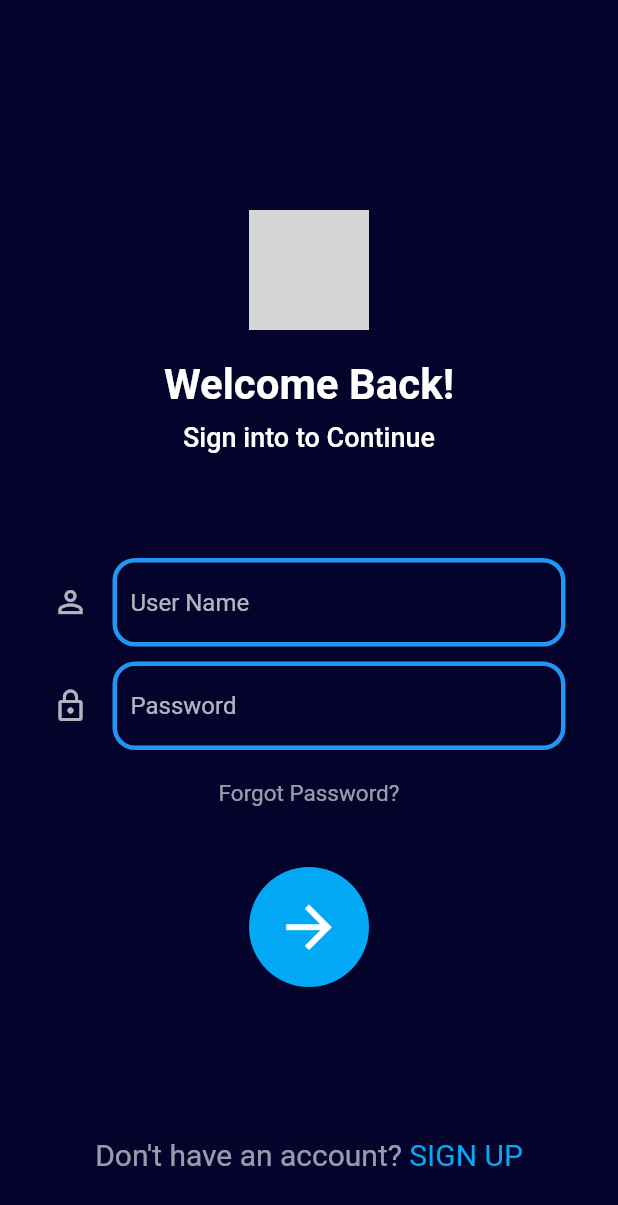
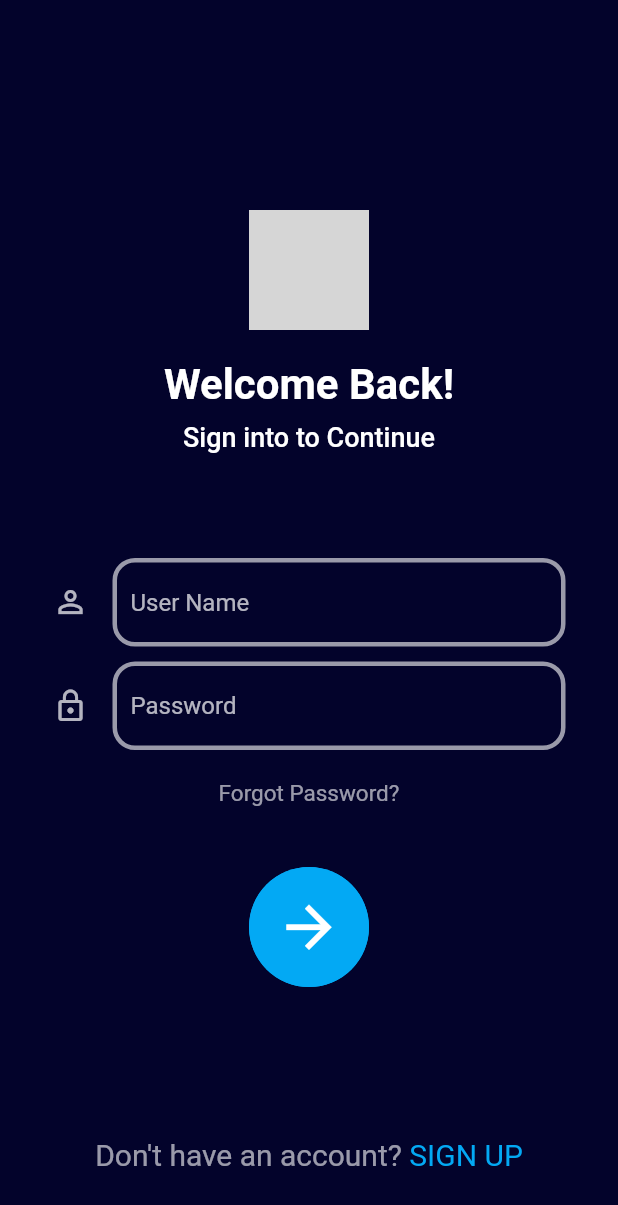
Before and after one commit to Elmurodjon01/databasetask1, a Flutter app: the screen it shows after launch, on a phone screen of 412 x 824 dp. Shown: the top 1205 px of the screen. Run offline on Flutter 3.47's test engine with Material 2 defaults, Android fonts, the phone set to English and light mode, and no system bars; network calls fail; grey boxes are pictures that could not be loaded.

Commit message:
UI is completed

```diff
--- a/lib/pages/loginPage.dart
+++ b/lib/pages/loginPage.dart
@@ -1,3 +1,4 @@
+import 'package:databasetask1/pages/signUpPage.dart';
 import 'package:databasetask1/parts.dart';
 import 'package:flutter/material.dart';
 
@@ -8,10 +9,11 @@ class LoginPage extends StatefulWidget {
   State<LoginPage> createState() => _LoginPageState();
 }
 
-final nameController = TextEditingController();
-final passController = TextEditingController();
+
 
 class _LoginPageState extends State<LoginPage> {
+  final nameController = TextEditingController();
+  final passController = TextEditingController();
   @override
   Widget build(BuildContext context) {
     return Scaffold(
@@ -31,7 +33,7 @@ class _LoginPageState extends State<LoginPage> {
                   const SizedBox(
                     height: 20,
                   ),
-                  Parts.welcoming(),
+                  Parts.welcoming('Welcome Back!'),
                   const SizedBox(
                     height: 8,
                   ),
@@ -63,7 +65,8 @@ class _LoginPageState extends State<LoginPage> {
                   const SizedBox(
                     height: 100,
                   ),
-                  Parts.ask(),
+
+                  Parts.ask(context, 'Don\'t have an account? ', 'SIGN UP'),
                 ],
               ),
             ),
--- a/lib/parts.dart
+++ b/lib/parts.dart
@@ -1,3 +1,4 @@
+import 'package:databasetask1/pages/signUpPage.dart';
 import 'package:flutter/material.dart';
 
 class Parts {
@@ -19,14 +20,15 @@ class Parts {
     );
   }
 
-  static Widget welcoming() {
-    return const Text(
-      'Welcome Back!',
-      style: TextStyle(
+  static Widget welcoming(String s) {
+    return Text(
+      s,
+      style: const TextStyle(
         color: Colors.white,
         fontWeight: FontWeight.bold,
         fontSize: 28,
       ),
+      textAlign: TextAlign.center,
     );
   }
 
@@ -47,10 +49,11 @@ class Parts {
     IconData icon,
   ) {
     return TextField(
+      style: const TextStyle(color: Colors.white70),
       controller: controllerOne,
       decoration: InputDecoration(
         enabledBorder: OutlineInputBorder(
-          borderSide: const BorderSide(width: 3, color: Colors.blue),
+          borderSide: const BorderSide(width: 3, color: Colors.white60),
           borderRadius: BorderRadius.circular(15),
         ),
         focusedBorder: OutlineInputBorder(
@@ -84,6 +87,15 @@ class Parts {
           Radius.circular(40),
         ),
       ),
+      child: Container(
+        height: 80,
+        width: 80,
+        decoration: const BoxDecoration(
+          color: Colors.lightBlue,
+          borderRadius: BorderRadius.all(
+            Radius.circular(40),
+          ),
+        ),
         child: const Center(
           child: Icon(
             Icons.arrow_forward,
@@ -91,22 +103,34 @@ class Parts {
             size: 45,
           ),
         ),
+      ),
     );
   }
 
-  static Widget ask() {
+  static Widget ask(BuildContext context, String text1, String text2) {
     return Row(
       mainAxisAlignment: MainAxisAlignment.center,
       children: [
          Text(
-          'Don\'t have an account? ',
-          style: TextStyle(color: Colors.white60, fontSize: 20),
+          text1,
+          style: const TextStyle(color: Colors.white60, fontSize: 20),
         ),
-        Text(
-          'SIGN UP',
-          style: TextStyle(color: Colors.lightBlue, fontSize: 20),
+        GestureDetector(
+          onTap: () {
+            Navigator.push(
+              context,
+              MaterialPageRoute(
+                builder: (context) => SignUpPage(),
+              ),
+            );
+          },
+          child: Text(
+            text2,
+            style: const TextStyle(color: Colors.lightBlue, fontSize: 20),
+          ),
         ),
       ],
     );
   }
+
 }
```
Also changed, not shown: lib/pages/signUpPage.dart (+113 -0 lines), 3 other files. Lines whose indentation alone changed are shown as unchanged.
